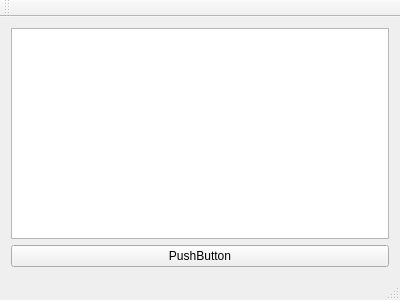
Before: the Qt Designer form gui/mainwindow.ui in Siprj/factorio-calculator, drawn with Qt 5.
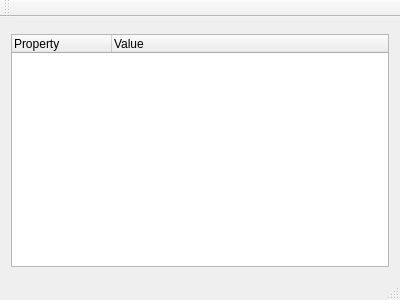
After: the same form once the commit is applied.

Commit message: Make recipe list work with filtering and detail visualization

Patch:
```diff
--- a/gui/mainwindow.ui
+++ b/gui/mainwindow.ui
@@ -14,15 +14,31 @@
    <string>MainWindow</string>
   </property>
   <widget class="QWidget" name="centralWidget">
-   <layout class="QGridLayout" name="gridLayout">
-    <item row="0" column="0">
-     <widget class="QListView" name="listView"/>
+   <layout class="QVBoxLayout" name="verticalLayout">
+    <item>
+     <widget class="QWidget" name="widget" native="true"/>
     </item>
-    <item row="1" column="0">
-     <widget class="QPushButton" name="pushButton">
-      <property name="text">
-       <string>PushButton</string>
+    <item>
+     <widget class="QTreeWidget" name="recipeDetailsTreeWidget">
+      <property name="alternatingRowColors">
+       <bool>true</bool>
       </property>
+      <property name="autoExpandDelay">
+       <number>0</number>
+      </property>
+      <attribute name="headerHighlightSections">
+       <bool>true</bool>
+      </attribute>
+      <column>
+       <property name="text">
+        <string>Property</string>
+       </property>
+      </column>
+      <column>
+       <property name="text">
+        <string>Value</string>
+       </property>
+      </column>
      </widget>
     </item>
    </layout>
```
The commit also changes 10 other files.
